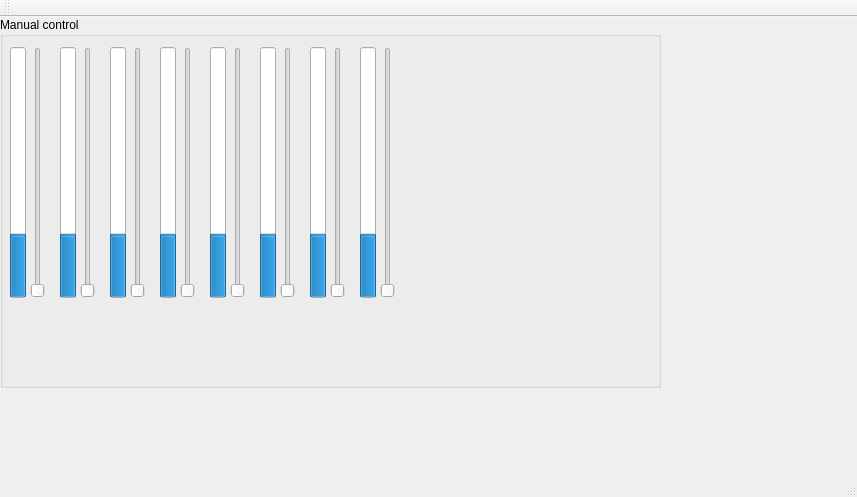
This is sw/clopbox/mainwindow.ui in JSkrat/clopbox as Qt 5 draws it before an edit. The edited form follows.
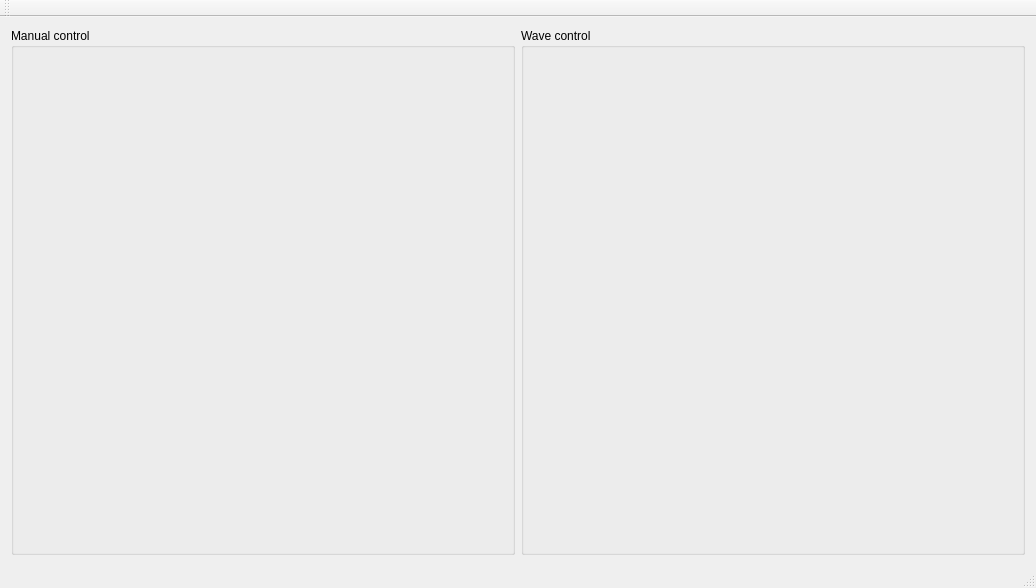
This is the edited form.

Commit message: sw: create ui, link ui to control, improve serialthread error messages for timeout

```diff
--- a/sw/clopbox/mainwindow.ui
+++ b/sw/clopbox/mainwindow.ui
@@ -6,337 +6,43 @@
    <rect>
     <x>0</x>
     <y>0</y>
-    <width>857</width>
-    <height>497</height>
+    <width>1036</width>
+    <height>588</height>
    </rect>
   </property>
   <property name="windowTitle">
    <string>MainWindow</string>
   </property>
   <widget class="QWidget" name="centralWidget">
-   <widget class="QGroupBox" name="groupBox">
-    <property name="geometry">
-     <rect>
-      <x>0</x>
-      <y>0</y>
-      <width>661</width>
-      <height>371</height>
-     </rect>
-    </property>
-    <property name="sizePolicy">
-     <sizepolicy hsizetype="Preferred" vsizetype="Expanding">
-      <horstretch>0</horstretch>
-      <verstretch>0</verstretch>
-     </sizepolicy>
-    </property>
-    <property name="title">
-     <string>Manual control</string>
-    </property>
-    <widget class="QSlider" name="verticalSlider_1">
-     <property name="geometry">
-      <rect>
-       <x>80</x>
-       <y>30</y>
-       <width>16</width>
-       <height>251</height>
-      </rect>
-     </property>
-     <property name="sizePolicy">
-      <sizepolicy hsizetype="Fixed" vsizetype="Maximum">
-       <horstretch>0</horstretch>
-       <verstretch>0</verstretch>
-      </sizepolicy>
-     </property>
-     <property name="orientation">
-      <enum>Qt::Vertical</enum>
-     </property>
-    </widget>
-    <widget class="QSlider" name="verticalSlider_2">
-     <property name="geometry">
-      <rect>
-       <x>130</x>
-       <y>30</y>
-       <width>16</width>
-       <height>251</height>
-      </rect>
-     </property>
-     <property name="sizePolicy">
-      <sizepolicy hsizetype="Fixed" vsizetype="Maximum">
-       <horstretch>0</horstretch>
-       <verstretch>0</verstretch>
-      </sizepolicy>
-     </property>
-     <property name="orientation">
-      <enum>Qt::Vertical</enum>
-     </property>
-    </widget>
-    <widget class="QSlider" name="verticalSlider_3">
-     <property name="geometry">
-      <rect>
-       <x>180</x>
-       <y>30</y>
-       <width>16</width>
-       <height>251</height>
-      </rect>
-     </property>
-     <property name="sizePolicy">
-      <sizepolicy hsizetype="Fixed" vsizetype="Maximum">
-       <horstretch>0</horstretch>
-       <verstretch>0</verstretch>
-      </sizepolicy>
-     </property>
-     <property name="orientation">
-      <enum>Qt::Vertical</enum>
-     </property>
-    </widget>
-    <widget class="QSlider" name="verticalSlider_4">
-     <property name="geometry">
-      <rect>
-       <x>230</x>
-       <y>30</y>
-       <width>16</width>
-       <height>251</height>
-      </rect>
-     </property>
-     <property name="sizePolicy">
-      <sizepolicy hsizetype="Fixed" vsizetype="Maximum">
-       <horstretch>0</horstretch>
-       <verstretch>0</verstretch>
-      </sizepolicy>
-     </property>
-     <property name="orientation">
-      <enum>Qt::Vertical</enum>
-     </property>
-    </widget>
-    <widget class="QSlider" name="verticalSlider_5">
-     <property name="geometry">
-      <rect>
-       <x>280</x>
-       <y>30</y>
-       <width>16</width>
-       <height>251</height>
-      </rect>
-     </property>
-     <property name="sizePolicy">
-      <sizepolicy hsizetype="Fixed" vsizetype="Maximum">
-       <horstretch>0</horstretch>
-       <verstretch>0</verstretch>
-      </sizepolicy>
-     </property>
-     <property name="orientation">
-      <enum>Qt::Vertical</enum>
-     </property>
-    </widget>
-    <widget class="QSlider" name="verticalSlider_6">
-     <property name="geometry">
-      <rect>
-       <x>330</x>
-       <y>30</y>
-       <width>16</width>
-       <height>251</height>
-      </rect>
-     </property>
-     <property name="sizePolicy">
-      <sizepolicy hsizetype="Fixed" vsizetype="Maximum">
-       <horstretch>0</horstretch>
-       <verstretch>0</verstretch>
-      </sizepolicy>
-     </property>
-     <property name="orientation">
-      <enum>Qt::Vertical</enum>
-     </property>
-    </widget>
-    <widget class="QSlider" name="verticalSlider_7">
-     <property name="geometry">
-      <rect>
-       <x>380</x>
-       <y>30</y>
-       <width>16</width>
-       <height>251</height>
-      </rect>
-     </property>
-     <property name="sizePolicy">
-      <sizepolicy hsizetype="Fixed" vsizetype="Maximum">
-       <horstretch>0</horstretch>
-       <verstretch>0</verstretch>
-      </sizepolicy>
-     </property>
-     <property name="orientation">
-      <enum>Qt::Vertical</enum>
-     </property>
-    </widget>
-    <widget class="QSlider" name="verticalSlider_0">
-     <property name="geometry">
-      <rect>
-       <x>30</x>
-       <y>30</y>
-       <width>16</width>
-       <height>251</height>
-      </rect>
-     </property>
-     <property name="sizePolicy">
-      <sizepolicy hsizetype="Fixed" vsizetype="Maximum">
-       <horstretch>0</horstretch>
-       <verstretch>0</verstretch>
-      </sizepolicy>
-     </property>
-     <property name="orientation">
-      <enum>Qt::Vertical</enum>
-     </property>
-    </widget>
-    <widget class="QProgressBar" name="progressBar_0">
-     <property name="geometry">
-      <rect>
-       <x>10</x>
-       <y>30</y>
-       <width>16</width>
-       <height>251</height>
-      </rect>
-     </property>
-     <property name="value">
-      <number>24</number>
-     </property>
-     <property name="textVisible">
-      <bool>false</bool>
-     </property>
-     <property name="orientation">
-      <enum>Qt::Vertical</enum>
-     </property>
-    </widget>
-    <widget class="QProgressBar" name="progressBar_1">
-     <property name="geometry">
-      <rect>
-       <x>60</x>
-       <y>30</y>
-       <width>16</width>
-       <height>251</height>
-      </rect>
-     </property>
-     <property name="value">
-      <number>24</number>
-     </property>
-     <property name="textVisible">
-      <bool>false</bool>
-     </property>
-     <property name="orientation">
-      <enum>Qt::Vertical</enum>
-     </property>
-    </widget>
-    <widget class="QProgressBar" name="progressBar_2">
-     <property name="geometry">
-      <rect>
-       <x>110</x>
-       <y>30</y>
-       <width>16</width>
-       <height>251</height>
-      </rect>
-     </property>
-     <property name="value">
-      <number>24</number>
-     </property>
-     <property name="textVisible">
-      <bool>false</bool>
-     </property>
-     <property name="orientation">
-      <enum>Qt::Vertical</enum>
-     </property>
-    </widget>
-    <widget class="QProgressBar" name="progressBar_3">
-     <property name="geometry">
-      <rect>
-       <x>160</x>
-       <y>30</y>
-       <width>16</width>
-       <height>251</height>
-      </rect>
-     </property>
-     <property name="value">
-      <number>24</number>
-     </property>
-     <property name="textVisible">
-      <bool>false</bool>
-     </property>
-     <property name="orientation">
-      <enum>Qt::Vertical</enum>
-     </property>
-    </widget>
-    <widget class="QProgressBar" name="progressBar_6">
-     <property name="geometry">
-      <rect>
-       <x>310</x>
-       <y>30</y>
-       <width>16</width>
-       <height>251</height>
-      </rect>
-     </property>
-     <property name="value">
-      <number>24</number>
-     </property>
-     <property name="textVisible">
-      <bool>false</bool>
-     </property>
-     <property name="orientation">
-      <enum>Qt::Vertical</enum>
-     </property>
-    </widget>
-    <widget class="QProgressBar" name="progressBar_4">
-     <property name="geometry">
-      <rect>
-       <x>210</x>
-       <y>30</y>
-       <width>16</width>
-       <height>251</height>
-      </rect>
-     </property>
-     <property name="value">
-      <number>24</number>
-     </property>
-     <property name="textVisible">
-      <bool>false</bool>
-     </property>
-     <property name="orientation">
-      <enum>Qt::Vertical</enum>
-     </property>
-    </widget>
-    <widget class="QProgressBar" name="progressBar_5">
-     <property name="geometry">
-      <rect>
-       <x>260</x>
-       <y>30</y>
-       <width>16</width>
-       <height>251</height>
-      </rect>
-     </property>
-     <property name="value">
-      <number>24</number>
-     </property>
-     <property name="textVisible">
-      <bool>false</bool>
-     </property>
-     <property name="orientation">
-      <enum>Qt::Vertical</enum>
-     </property>
-    </widget>
-    <widget class="QProgressBar" name="progressBar_7">
-     <property name="geometry">
-      <rect>
-       <x>360</x>
-       <y>30</y>
-       <width>16</width>
-       <height>251</height>
-      </rect>
-     </property>
-     <property name="value">
-      <number>24</number>
-     </property>
-     <property name="textVisible">
-      <bool>false</bool>
-     </property>
-     <property name="orientation">
-      <enum>Qt::Vertical</enum>
-     </property>
-    </widget>
-   </widget>
+   <layout class="QHBoxLayout" name="horizontalLayout_2">
+    <item>
+     <widget class="QGroupBox" name="manualControl">
+      <property name="sizePolicy">
+       <sizepolicy hsizetype="Preferred" vsizetype="Expanding">
+        <horstretch>0</horstretch>
+        <verstretch>0</verstretch>
+       </sizepolicy>
+      </property>
+      <property name="styleSheet">
+       <string notr="true"/>
+      </property>
+      <property name="title">
+       <string>Manual control</string>
+      </property>
+      <property name="flat">
+       <bool>false</bool>
+      </property>
+      <layout class="QHBoxLayout" name="horizontalLayout"/>
+     </widget>
+    </item>
+    <item>
+     <widget class="QGroupBox" name="waveControl">
+      <property name="title">
+       <string>Wave control</string>
+      </property>
+     </widget>
+    </item>
+   </layout>
   </widget>
   <widget class="QMenuBar" name="menuBar">
    <property name="geometry">
```
Left out of the diff: 4 changed lines with no effect on the pictures. The commit also changes 8 other files.
